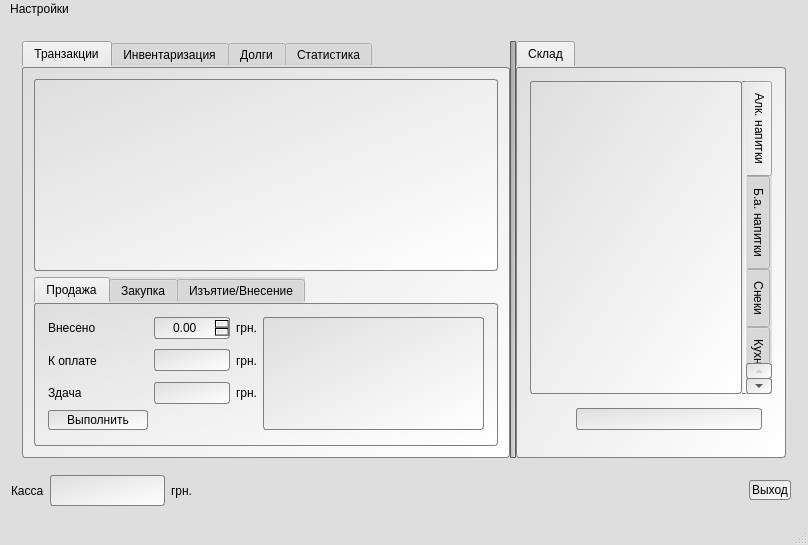
First picture: the form in bar/bar.ui, repository SergMaruda/bar, before the edit.
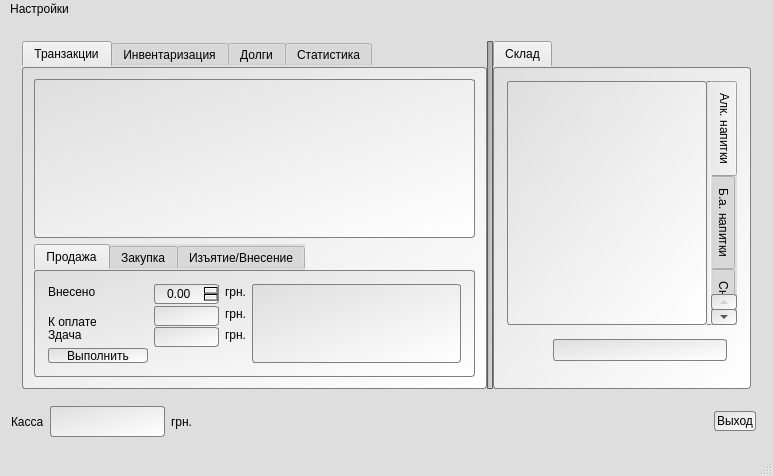
Second picture: the form after the edit. The open tabs and pages were chosen to show the change. Icons and pictures are not drawn. Custom widgets are drawn as their Qt base class.

```diff
--- a/bar/bar.ui
+++ b/bar/bar.ui
@@ -6,8 +6,8 @@
    <rect>
     <x>0</x>
     <y>0</y>
-    <width>808</width>
-    <height>545</height>
+    <width>773</width>
+    <height>476</height>
    </rect>
   </property>
   <property name="windowTitle">
@@ -1199,7 +1199,7 @@
              <number>0</number>
             </property>
             <item>
-             <layout class="QHBoxLayout" name="horizontalLayout_4">
+             <layout class="QHBoxLayout" name="horizontalLayout_4" stretch="1,0">
               <property name="spacing">
                <number>0</number>
               </property>
@@ -1785,7 +1785,7 @@
     <rect>
      <x>0</x>
      <y>0</y>
-     <width>808</width>
+     <width>773</width>
      <height>21</height>
     </rect>
    </property>
```
Left out of the diff: 2 changed lines with no effect on the pictures.
